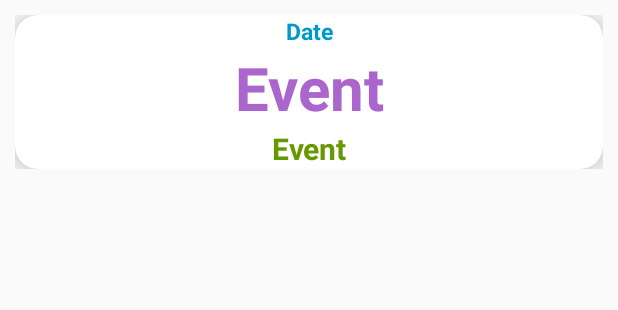
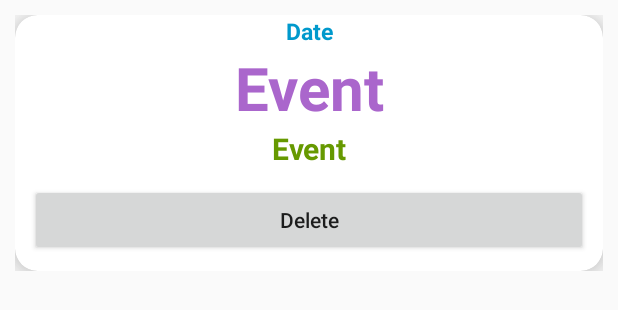
Before and after one commit to enzodqr/Medical-App, an Android app: the layout show_events_rowlayout.xml on its own in the app's theme, with its tools: preview values and no code run, on a phone screen of 412 x 824 dp. Shown: the top 310 px of the screen. Run offline under Robolectric (Android 15) with nearby library versions, the phone set to English and light mode, and no system bars.

Commit message:
calendario: eliminar eventos

```diff
--- a/app/src/main/java/com/app/medical/Agenda/DBOpenHelper.java
+++ b/app/src/main/java/com/app/medical/Agenda/DBOpenHelper.java
@@ -60,4 +60,10 @@ public class DBOpenHelper extends SQLiteOpenHelper {
         return database.query(DBStructure.EVENT_TABLE_NAME, Projections, Selection, SelectionArgs, null, null, null);
     }
 
+    public void deleteEvent(String event, String date, String time, SQLiteDatabase database){
+        String selection = DBStructure.EVENT + "=? and "+DBStructure.DATE+ "=? and "+DBStructure.TIME+"=?";
+        String[] selectionArg = {event, date, time};
+        database.delete(DBStructure.EVENT_TABLE_NAME, selection, selectionArg);
+    }
+
 }
--- a/app/src/main/res/layout/show_events_rowlayout.xml
+++ b/app/src/main/res/layout/show_events_rowlayout.xml
@@ -45,6 +45,14 @@
                 android:text="Event"
                 android:textSize="20dp"/>
 
+            <Button
+                android:layout_width="match_parent"
+                android:layout_height="wrap_content"
+                android:id="@+id/delete_btn"
+                android:text="Delete"
+                android:textAllCaps="false"
+                android:layout_margin="10dp"/>
+
         </LinearLayout>
 
     </androidx.cardview.widget.CardView>
```
Also changed, not shown: app/src/main/java/com/app/medical/Agenda/CustomCalendarView.java (+7 -0 lines), app/src/main/java/com/app/medical/Agenda/EventRecyclerAdapter.java (+22 -2 lines).
